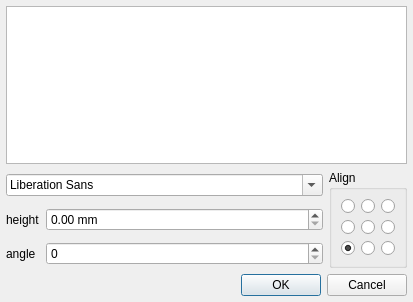
Above: G2G/sh/shtextdialog.ui from XRay3D/GERBER_X3 before the change. Below: the same form after it.
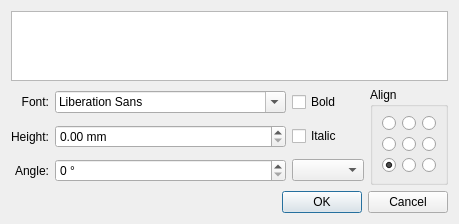
That is the form after the change. Custom widgets are drawn as their Qt base class.

```diff
--- a/G2G/sh/shtextdialog.ui
+++ b/G2G/sh/shtextdialog.ui
@@ -6,30 +6,38 @@
    <rect>
     <x>0</x>
     <y>0</y>
-    <width>413</width>
-    <height>302</height>
+    <width>399</width>
+    <height>220</height>
    </rect>
   </property>
+  <property name="sizePolicy">
+   <sizepolicy hsizetype="Preferred" vsizetype="Fixed">
+    <horstretch>0</horstretch>
+    <verstretch>0</verstretch>
+   </sizepolicy>
+  </property>
   <property name="windowTitle">
    <string>Dialog</string>
   </property>
   <layout class="QGridLayout" name="gridLayout">
-   <property name="leftMargin">
-    <number>6</number>
-   </property>
-   <property name="topMargin">
-    <number>6</number>
-   </property>
-   <property name="rightMargin">
-    <number>6</number>
-   </property>
-   <property name="bottomMargin">
-    <number>6</number>
-   </property>
-   <item row="0" column="0" colspan="3">
-    <widget class="QTextEdit" name="textEdit"/>
+   <item row="4" column="0" colspan="4">
+    <widget class="QDialogButtonBox" name="buttonBox">
+     <property name="orientation">
+      <enum>Qt::Horizontal</enum>
+     </property>
+     <property name="standardButtons">
+      <set>QDialogButtonBox::Cancel|QDialogButtonBox::Ok</set>
+     </property>
+    </widget>
    </item>
-   <item row="1" column="2" rowspan="3">
+   <item row="2" column="2">
+    <widget class="QCheckBox" name="chbxItalic">
+     <property name="text">
+      <string>Italic</string>
+     </property>
+    </widget>
+   </item>
+   <item row="1" column="3" rowspan="3">
     <widget class="QGroupBox" name="groupBox">
      <property name="sizePolicy">
       <sizepolicy hsizetype="Maximum" vsizetype="Preferred">
@@ -110,10 +118,43 @@
      </layout>
     </widget>
    </item>
+   <item row="3" column="2">
+    <widget class="QComboBox" name="cbxSide"/>
+   </item>
    <item row="2" column="0">
     <widget class="QLabel" name="label">
      <property name="text">
-      <string>height</string>
+      <string>Height:</string>
+     </property>
+     <property name="alignment">
+      <set>Qt::AlignRight|Qt::AlignTrailing|Qt::AlignVCenter</set>
+     </property>
+    </widget>
+   </item>
+   <item row="1" column="0">
+    <widget class="QLabel" name="label_3">
+     <property name="text">
+      <string>Font:</string>
+     </property>
+     <property name="alignment">
+      <set>Qt::AlignRight|Qt::AlignTrailing|Qt::AlignVCenter</set>
+     </property>
+    </widget>
+   </item>
+   <item row="3" column="0">
+    <widget class="QLabel" name="label_2">
+     <property name="text">
+      <string>Angle:</string>
+     </property>
+     <property name="alignment">
+      <set>Qt::AlignRight|Qt::AlignTrailing|Qt::AlignVCenter</set>
+     </property>
+    </widget>
+   </item>
+   <item row="1" column="2">
+    <widget class="QCheckBox" name="chbxBold">
+     <property name="text">
+      <string>Bold</string>
      </property>
     </widget>
    </item>
@@ -133,13 +174,6 @@
      </property>
     </widget>
    </item>
-   <item row="3" column="0">
-    <widget class="QLabel" name="label_2">
-     <property name="text">
-      <string>angle</string>
-     </property>
-    </widget>
-   </item>
    <item row="3" column="1">
     <widget class="DoubleSpinBox" name="dsbxAngle">
      <property name="sizePolicy">
@@ -148,6 +182,9 @@
        <verstretch>0</verstretch>
       </sizepolicy>
      </property>
+     <property name="suffix">
+      <string> °</string>
+     </property>
      <property name="decimals">
       <number>0</number>
      </property>
@@ -156,18 +193,11 @@
      </property>
     </widget>
    </item>
-   <item row="4" column="0" colspan="3">
-    <widget class="QDialogButtonBox" name="buttonBox">
-     <property name="orientation">
-      <enum>Qt::Horizontal</enum>
-     </property>
-     <property name="standardButtons">
-      <set>QDialogButtonBox::Cancel|QDialogButtonBox::Ok</set>
-     </property>
-    </widget>
+   <item row="0" column="0" colspan="4">
+    <widget class="QPlainTextEdit" name="plainTextEdit"/>
    </item>
-   <item row="1" column="0" colspan="2">
-    <widget class="QFontComboBox" name="fontComboBox"/>
+   <item row="1" column="1">
+    <widget class="QFontComboBox" name="cbxFont"/>
    </item>
   </layout>
  </widget>
```
